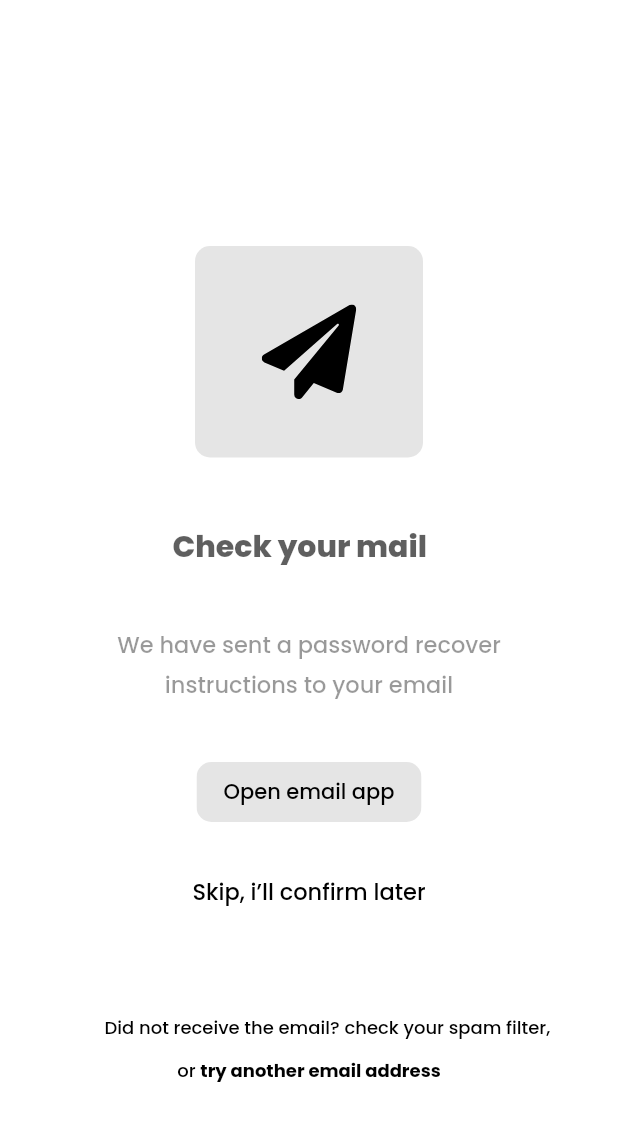
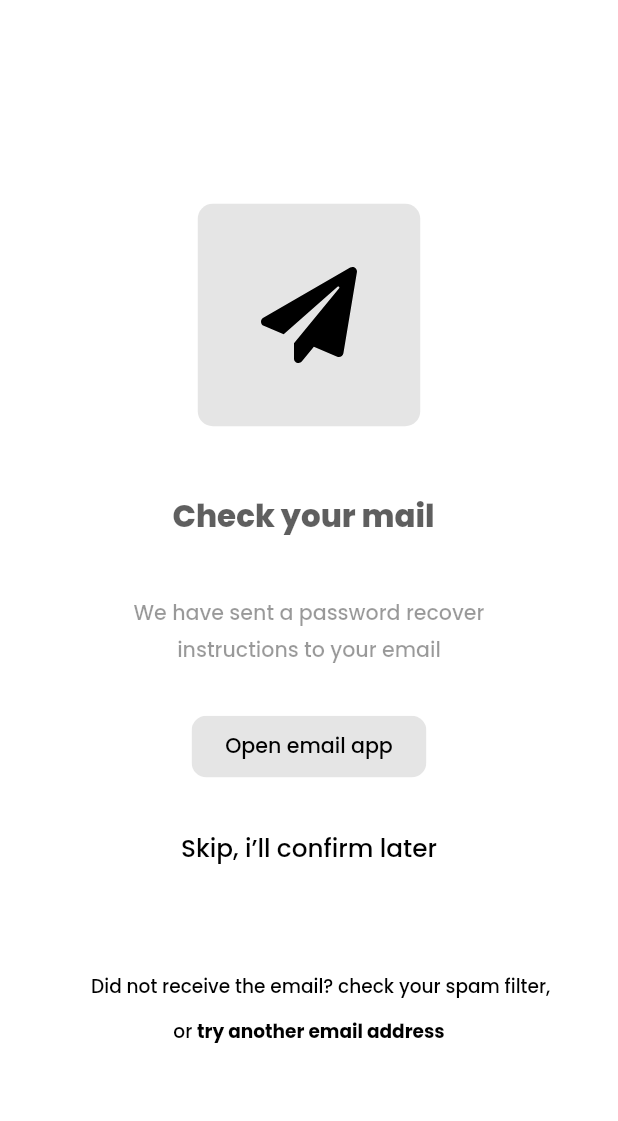
Before and after one commit to favadthottathil/VaultCap_business_consultancy, a Flutter app: the EmailVerification screen opened directly, on a phone screen of 412 x 824 dp. Shown: the top 1121 px of the screen. Run offline on Flutter 3.47's test engine with Material 2 defaults, Android fonts, the phone set to English and light mode, and no system bars; our stand-ins replace animated_custom_dropdown, awesome_dialog, cached_network_image, carousel_slider, circular_profile_avatar, cloud_firestore and 23 more; missing offline and left inert: flutter_file_downloader, flutter_notification_channel, open_file_plus, open_mail_app; accounts and stored records are empty.

Commit message:
bugs fixed

```diff
--- a/lib/view/authentication/reset_password/widget/open_email.dart
+++ b/lib/view/authentication/reset_password/widget/open_email.dart
@@ -2,6 +2,7 @@ import 'package:flutter/material.dart';
 import 'package:flutter_svg/svg.dart';
 import 'package:google_fonts/google_fonts.dart';
 import 'package:open_mail_app/open_mail_app.dart';
+import 'package:sizer/sizer.dart';
 
 import 'package:taxverse/utils/constant/constants.dart';
 import 'package:taxverse/view/authentication/sign_in/sign_in.dart';
@@ -15,13 +16,14 @@ class EmailVerification extends StatelessWidget {
       child: Scaffold(
         backgroundColor: whiteColor,
         resizeToAvoidBottomInset: false,
-        body: Container(
+        body: SingleChildScrollView(
+          child: Container(
             color: whiteColor,
             child: Column(
               mainAxisAlignment: MainAxisAlignment.start,
               crossAxisAlignment: CrossAxisAlignment.center,
               children: [
-              const SizedBox(height: 160),
+                SizedBox(height: 16.h),
                 Card(
                   clipBehavior: Clip.antiAlias,
                   elevation: 0,
@@ -31,15 +33,15 @@ class EmailVerification extends StatelessWidget {
                     borderRadius: BorderRadius.circular(10),
                   ),
                   child: SizedBox(
-                  height: 141,
-                  width: 152,
+                    height: 18.h,
+                    width: 18.h,
                     child: Stack(
                       children: [
                         Center(
                           child: SvgPicture.asset(
                             'Asset/img_send.svg',
-                          height: 63,
-                          width: 63,
+                            // height: 63,
+                            // width: 63,
                           ),
                         )
                       ],
@@ -55,7 +57,7 @@ class EmailVerification extends StatelessWidget {
                       overflow: TextOverflow.ellipsis,
                       textAlign: TextAlign.left,
                       style: GoogleFonts.poppins(
-                      fontSize: 20,
+                        fontSize: 15.sp,
                         fontWeight: FontWeight.w800,
                         color: const Color(0xa0000000),
                       ),
@@ -71,7 +73,7 @@ class EmailVerification extends StatelessWidget {
                     overflow: TextOverflow.ellipsis,
                     textAlign: TextAlign.left,
                     style: GoogleFonts.poppins(
-                    fontSize: 15,
+                      fontSize: 10.sp,
                       fontWeight: FontWeight.w500,
                       color: blackColor.withOpacity(0.4),
                     ),
@@ -84,13 +86,13 @@ class EmailVerification extends StatelessWidget {
                     overflow: TextOverflow.ellipsis,
                     textAlign: TextAlign.left,
                     style: GoogleFonts.poppins(
-                    fontSize: 15,
+                      fontSize: 10.sp,
                       fontWeight: FontWeight.w500,
                       color: blackColor.withOpacity(0.4),
                     ),
                   ),
                 ),
-              const SizedBox(height: 40),
+                SizedBox(height: 4.h),
                 ClipRRect(
                   borderRadius: BorderRadius.circular(10),
                   child: InkWell(
@@ -111,14 +113,14 @@ class EmailVerification extends StatelessWidget {
                       }
                     },
                     child: Container(
-                    height: 40,
-                    width: 150,
+                      height: 5.h,
+                      width: 19.h,
                       color: blackColor.withOpacity(0.1),
                       child: Center(
                         child: Text(
                           'Open email app',
                           style: GoogleFonts.poppins(
-                          fontSize: 14,
+                            fontSize: 10.sp,
                             fontWeight: FontWeight.w500,
                             color: blackColor,
                           ),
@@ -142,7 +144,7 @@ class EmailVerification extends StatelessWidget {
                       overflow: TextOverflow.ellipsis,
                       textAlign: TextAlign.left,
                       style: GoogleFonts.poppins(
-                      fontSize: 15,
+                        fontSize: 12.sp,
                         fontWeight: FontWeight.w500,
                         color: blackColor,
                       ),
@@ -158,7 +160,7 @@ class EmailVerification extends StatelessWidget {
                       overflow: TextOverflow.ellipsis,
                       textAlign: TextAlign.left,
                       style: GoogleFonts.poppins(
-                      fontSize: 12,
+                        fontSize: 9.sp,
                         fontWeight: FontWeight.w500,
                         color: blackColor,
                       ),
@@ -174,7 +176,7 @@ class EmailVerification extends StatelessWidget {
                           text: "or ",
                           style: GoogleFonts.poppins(
                             color: blackColor,
-                          fontSize: 12,
+                            fontSize: 9.sp,
                             fontWeight: FontWeight.w500,
                           ),
                         ),
@@ -182,7 +184,7 @@ class EmailVerification extends StatelessWidget {
                           text: "try another email address",
                           style: GoogleFonts.poppins(
                             color: blackColor,
-                          fontSize: 12,
+                            fontSize: 9.sp,
                             fontWeight: FontWeight.w700,
                           ),
                         ),
@@ -192,6 +194,7 @@ class EmailVerification extends StatelessWidget {
                   ),
                 ),
               ],
+            ),
           ),
         ),
       ),
--- a/pubspec.yaml
+++ b/pubspec.yaml
@@ -41,7 +41,7 @@ dependencies:
   curved_navigation_bar: ^1.0.3
   easy_pdf_viewer: ^1.0.6
   email_validator: ^2.1.17
-  emoji_picker_flutter: ^1.6.1
+  emoji_picker_flutter:
   file_picker: null
   firebase_auth: ^4.6.2
   firebase_core: ^2.13.0
```
Also changed, not shown: lib/view/authentication/reset_password/reset_pass.dart (+15 -16 lines), lib/view/authentication/sign_option.dart (+28 -29 lines), pubspec.lock. Lines whose indentation alone changed are shown as unchanged.
